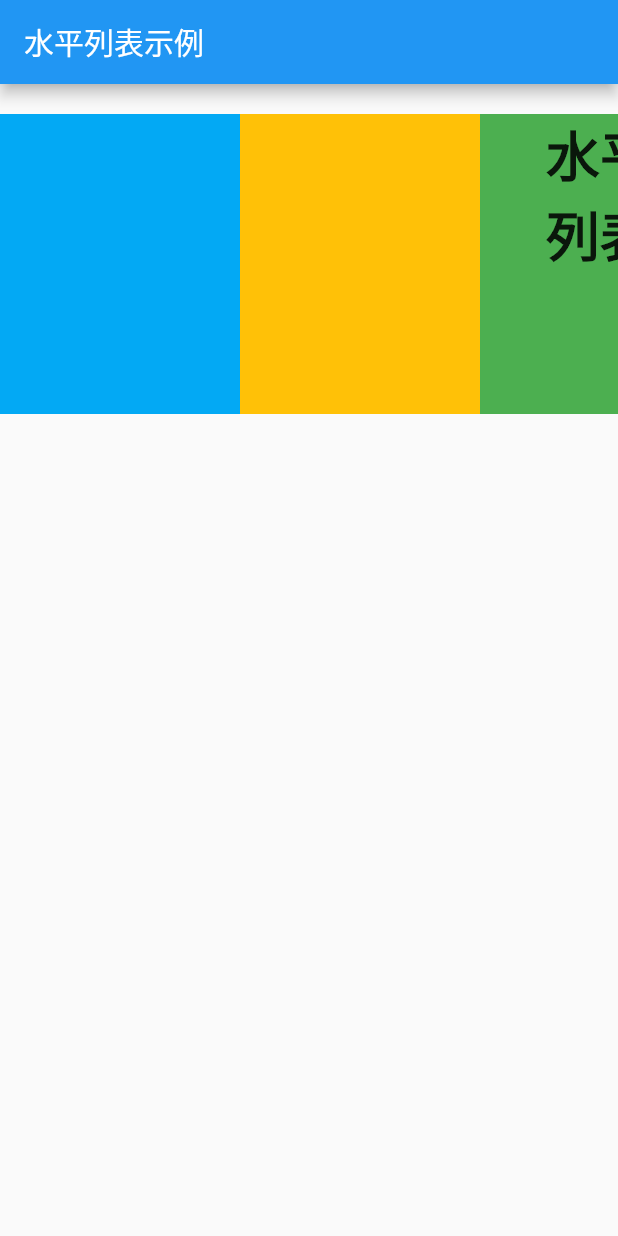
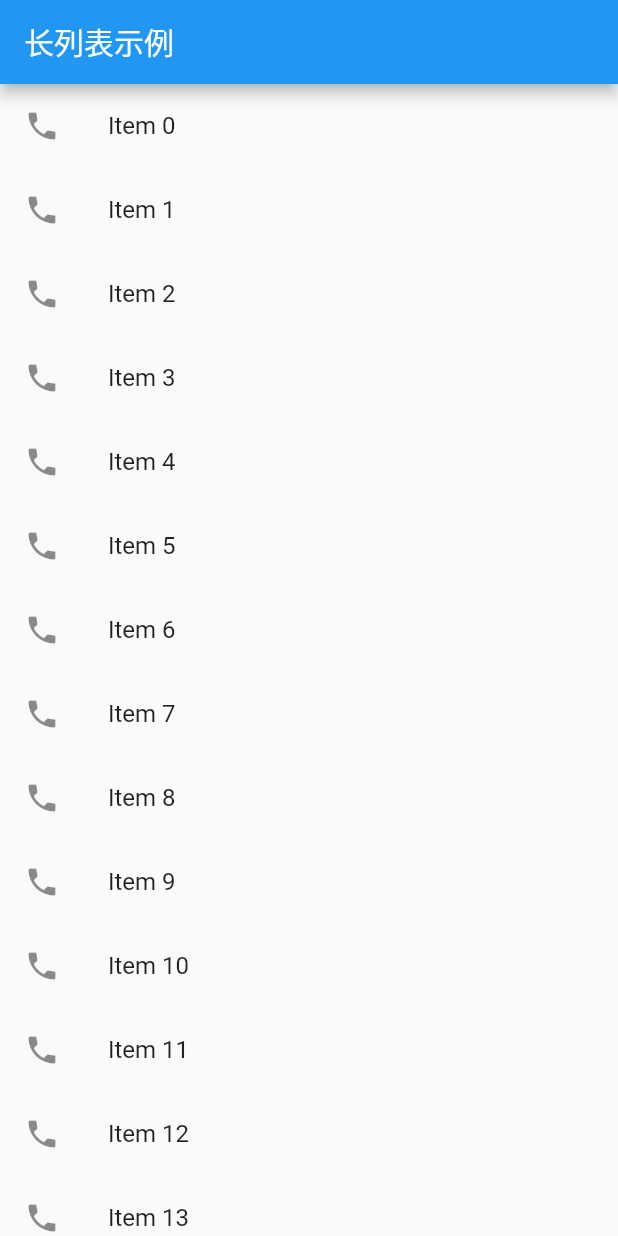
Before and after one commit to YJWWZHANG/flutter_app, a Flutter app: the screen it shows after launch, on a phone screen of 412 x 824 dp. Run offline on Flutter 3.47's test engine with Material 2 defaults, Android fonts, the phone set to English and light mode, and no system bars.

Commit message:
长列表示例

```diff
--- a/lib/main.dart
+++ b/lib/main.dart
@@ -1,67 +1,33 @@
 import 'package:flutter/material.dart';
 
-void main() => runApp(MyApp());
+void main() => runApp(MyApp(
+  items: new List<String>.generate(500, (i) => "Item $i")
+));
 
 class MyApp extends StatelessWidget {
+
+  final List<String> items;
+
+  MyApp({Key key, @required this.items}) : super(key: key);
 
   @override
   Widget build(BuildContext context) {
     return MaterialApp(
-      title: '水平列表示例',
+      title: '长列表示例',
       home: Scaffold(
         appBar: new AppBar(
-          title: new Text("水平列表示例"),
+          title: new Text("长列表示例"),
         ),
-        body: Container(
-          margin: EdgeInsets.symmetric(vertical: 20.0),
-          height: 200.0,
-          child: ListView(
-            scrollDirection: Axis.horizontal,
-            children: <Widget>[
-              Container(
-                width: 160.0,
-                color: Colors.lightBlue,
+        body: new ListView.builder(
+          itemCount: items.length,
+          itemBuilder: (context, index) {
+            return new ListTile(
+              leading: new Icon(Icons.phone),
+              title: new Text(
+                "${items[index]}"
               ),
-              Container(
-                width: 160.0,
-                color: Colors.amber,
-              ),
-              Container(
-                width: 160.0,
-                color: Colors.green,
-                child: Column(
-                  children: <Widget>[
-                    Text(
-                      "水平",
-                      style: TextStyle(
-                        fontWeight: FontWeight.bold,
-                        fontSize: 36.0
-                      ),
-                    ),
-                    Text(
-                      "列表",
-                      style: TextStyle(
-                        fontWeight: FontWeight.bold,
-                        fontSize: 36.0
-                      ),
-                    ),
-                  ],
-                ),
-              ),
-              Container(
-                width: 160.0,
-                color: Colors.deepPurple,
-              ),
-              Container(
-                width: 160.0,
-                color: Colors.black,
-              ),
-              Container(
-                width: 160.0,
-                color: Colors.pinkAccent,
-              ),
-            ],
-          ),
+            );
+          },
         )
       )
     );
```
